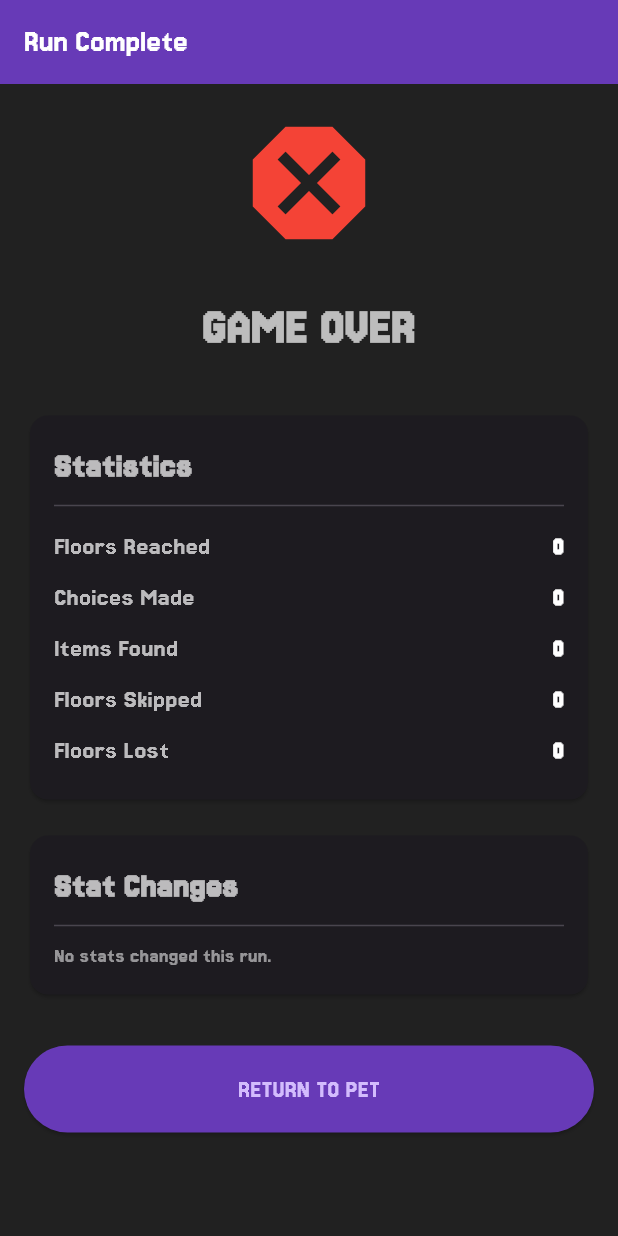
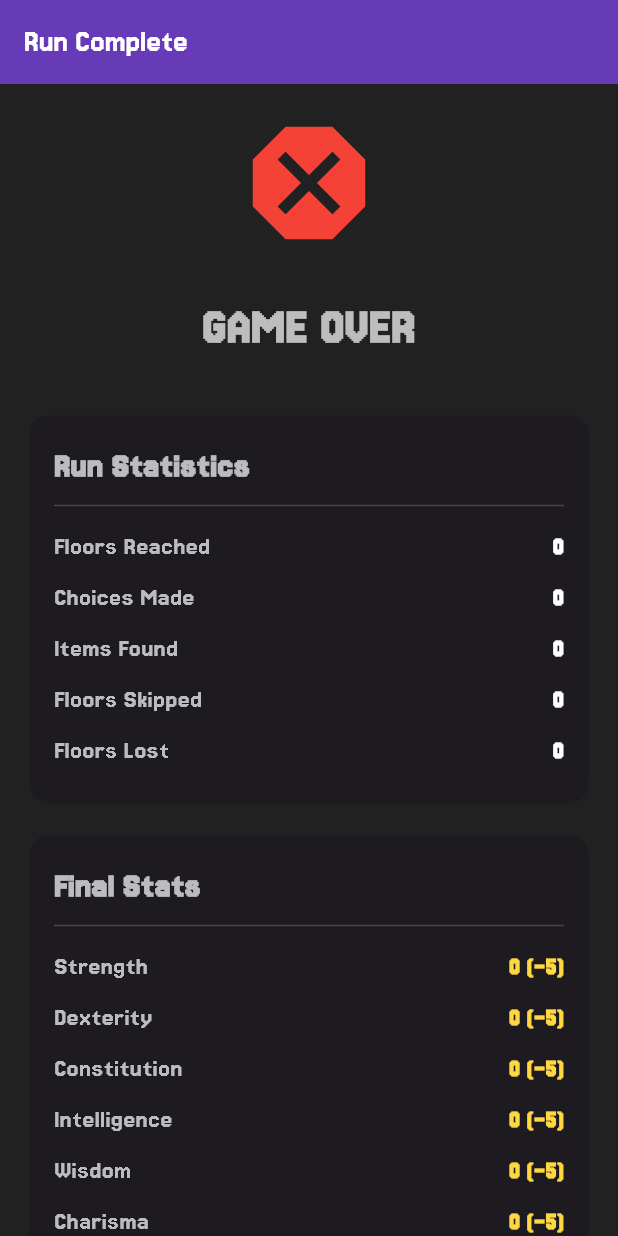
Before and after one commit to UnkGuy/PocketCrawler, a Flutter app: the GameOverScreen screen opened directly with empty values, on a phone screen of 412 x 824 dp. Run offline on Flutter 3.47's test engine with Material 3 defaults, Android fonts, the phone set to English and light mode, and no system bars; our stand-ins replace image_picker, shared_preferences; accounts and stored records are empty.

Commit message:
fixed up the final stats screen

```diff
--- a/pocketcrawler/lib/screens/game_over_screen.dart
+++ b/pocketcrawler/lib/screens/game_over_screen.dart
@@ -8,12 +8,12 @@ import '../pet.dart'; // Import Pet class
 
 class GameOverScreen extends StatefulWidget {
   final RunSummary summary;
-  final Pet pet; // <--- Add this to receive the modified pet
+  final Pet pet;
 
   const GameOverScreen({
     super.key,
     required this.summary,
-    required this.pet, // <--- Require it here
+    required this.pet,
   });
 
   @override
@@ -22,19 +22,17 @@ class GameOverScreen extends StatefulWidget {
 
 class _GameOverScreenState extends State<GameOverScreen> {
 
-// Inside _GameOverScreenState
-
   Future<void> _returnToPetSim() async {
     final prefs = await SharedPreferences.getInstance();
 
-    // 1. Get previous hunger (since Dungeon didn't track it, don't reset it to 0)
+    // 1. Get previous hunger
     int preservedHunger = 50;
     String? oldSave = prefs.getString('pet_save_data');
     if (oldSave != null) {
       final oldData = jsonDecode(oldSave);
       preservedHunger = oldData['hunger'] ?? 50;
 
-      // Optional: Add "Adventurer's Appetite" (make them hungry after a run)
+      // Adventurer's Appetite: make them hungry after a run
       preservedHunger += 20;
       if (preservedHunger > 100) preservedHunger = 100;
     }
@@ -42,12 +40,9 @@ class _GameOverScreenState extends State<GameOverScreen> {
     // 2. Create the new save data using the MODIFIED pet from the dungeon
     Map<String, dynamic> updatedData = {
       'name': widget.pet.name,
-      // Ensure HP is at least 1 so they don't instant-die on the home screen
-      'hp': widget.pet.currentHealth <= 0 ? 1 : widget.pet.currentHealth,
+      'hp': widget.pet.currentHealth <= 0 ? 1 : widget.pet.currentHealth, // Prevent 0 HP death loop
       'maxHp': widget.pet.maxHealth,
       'hunger': preservedHunger,
-
-      // SAVE THE MODIFIED STATS
       'strength': widget.pet.strength,
       'dexterity': widget.pet.dexterity,
       'constitution': widget.pet.constitution,
@@ -61,7 +56,7 @@ class _GameOverScreenState extends State<GameOverScreen> {
 
     if (!mounted) return;
 
-    // 4. Go back to Pet Screen (this triggers initState -> _loadPetStats)
+    // 4. Go back to Pet Screen
     Navigator.pushAndRemoveUntil(
       context,
       MaterialPageRoute(builder: (context) => const PetScreen()),
@@ -97,6 +92,8 @@ class _GameOverScreenState extends State<GameOverScreen> {
               ),
             ),
             const SizedBox(height: 30),
+
+            // --- RUN STATISTICS CARD ---
             Card(
               child: Padding(
                 padding: const EdgeInsets.all(16.0),
@@ -104,7 +101,7 @@ class _GameOverScreenState extends State<GameOverScreen> {
                   crossAxisAlignment: CrossAxisAlignment.start,
                   children: [
                     const Text(
-                      'Statistics',
+                      'Run Statistics',
                       style: TextStyle(fontSize: 24, fontWeight: FontWeight.bold),
                     ),
                     const Divider(height: 20),
@@ -118,6 +115,8 @@ class _GameOverScreenState extends State<GameOverScreen> {
               ),
             ),
             const SizedBox(height: 16),
+
+            // --- CURRENT STATS CARD (REPLACED STAT CHANGES) ---
             Card(
               child: Padding(
                 padding: const EdgeInsets.all(16.0),
@@ -125,30 +124,24 @@ class _GameOverScreenState extends State<GameOverScreen> {
                   crossAxisAlignment: CrossAxisAlignment.start,
                   children: [
                     const Text(
-                      'Stat Changes',
+                      'Final Stats',
                       style: TextStyle(fontSize: 24, fontWeight: FontWeight.bold),
                     ),
                     const Divider(height: 20),
-                    if (widget.summary.statChanges.isEmpty)
-                      const Text("No stats changed this run.", style: TextStyle(color: Colors.white54))
-                    else
-                      ...widget.summary.statChanges.entries.map((entry) {
-                        final change = entry.value;
-                        final color = change > 0 ? Colors.green : change < 0 ? Colors.red : Colors.white70;
-                        final prefix = change > 0 ? '+' : '';
-                        return _buildStatRow(
-                          entry.key.toUpperCase(),
-                          '$prefix$change',
-                          valueColor: color,
-                        );
-                      }),
+                    _buildAttributeRow('Strength', widget.pet.strength),
+                    _buildAttributeRow('Dexterity', widget.pet.dexterity),
+                    _buildAttributeRow('Constitution', widget.pet.constitution),
+                    _buildAttributeRow('Intelligence', widget.pet.intelligence),
+                    _buildAttributeRow('Wisdom', widget.pet.wisdom),
+                    _buildAttributeRow('Charisma', widget.pet.charisma),
                   ],
                 ),
               ),
             ),
+
             const SizedBox(height: 30),
             ElevatedButton(
-              onPressed: _returnToPetSim, // <--- Call our new function
+              onPressed: _returnToPetSim,
               style: ElevatedButton.styleFrom(
                 padding: const EdgeInsets.all(16),
                 backgroundColor: Colors.deepPurple,
@@ -161,6 +154,7 @@ class _GameOverScreenState extends State<GameOverScreen> {
     );
   }
 
+  // Helper for generic text rows
   Widget _buildStatRow(String label, String value, {Color? valueColor}) {
     return Padding(
       padding: const EdgeInsets.symmetric(vertical: 4.0),
@@ -180,4 +174,29 @@ class _GameOverScreenState extends State<GameOverScreen> {
       ),
     );
   }
+
+  // Helper specific for Attributes (calculates the +modifier)
+  Widget _buildAttributeRow(String label, int value) {
+    int modifier = ((value - 10) / 2).floor();
+    String modSign = modifier >= 0 ? '+' : '';
+    String displayValue = "$value ($modSign$modifier)";
+
+    return Padding(
+      padding: const EdgeInsets.symmetric(vertical: 4.0),
+      child: Row(
+        mainAxisAlignment: MainAxisAlignment.spaceBetween,
+        children: [
+          Text(label, style: const TextStyle(fontSize: 18)),
+          Text(
+            displayValue,
+            style: const TextStyle(
+              fontSize: 18,
+              fontWeight: FontWeight.bold,
+              color: Colors.amberAccent, // Highlights the stats nicely
+            ),
+          ),
+        ],
+      ),
+    );
+  }
 }
```
